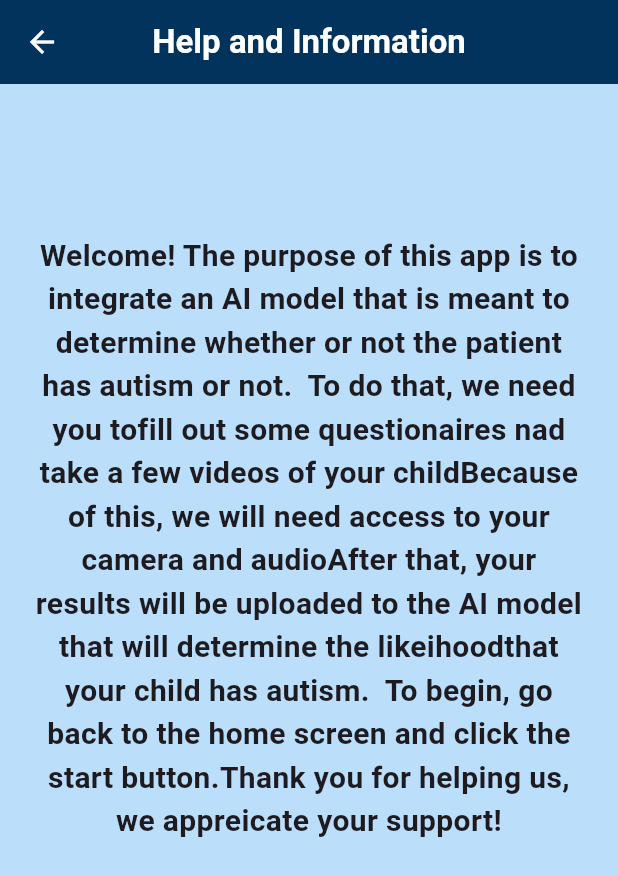
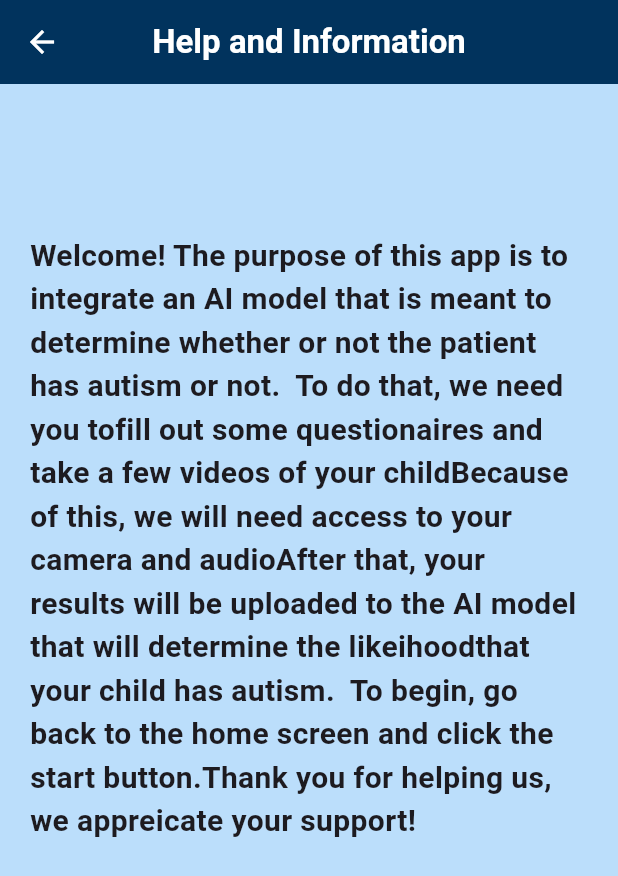
Before and after one commit to kevin200555/autism_ai_test, a Flutter app: the screen it shows after launch, after a tap on the "question mark" icon, on a phone screen of 412 x 824 dp. Shown: the top 876 px of the screen. Run offline on Flutter 3.47's test engine with Material 3 defaults, Android fonts, the phone set to English and light mode, and no system bars; our stand-ins replace camera, video_player, webview_flutter.

Commit message:
Ui changes

```diff
--- a/lib/data_gathering/questionaire_section.dart
+++ b/lib/data_gathering/questionaire_section.dart
@@ -53,7 +53,7 @@ class _GuidedQuestionaireState extends State<GuidedQuestionaire> {
         onPressed: nextSurvey,
         backgroundColor: const Color.fromARGB(255, 1, 51, 93),
         foregroundColor: Colors.white,
-        child: const Icon(Icons.navigate_next),
+        child: const Icon(Icons.arrow_forward_sharp),
       ),
     );
   }
--- a/lib/data_gathering/video_recording_section.dart
+++ b/lib/data_gathering/video_recording_section.dart
@@ -118,7 +118,7 @@ class _GuidedRecorderState extends State<GuidedVideoRecording> {
             child: Text(
               textAlign: TextAlign.center,
               'Instructions:',
-              style: const TextStyle(fontSize: 20, fontWeight: FontWeight.bold),
+              style: const TextStyle(fontSize: 32, fontWeight: FontWeight.bold, color: Colors.black),
             ),
           ),
           //Displays instructions, these are different across different surveys
@@ -127,7 +127,7 @@ class _GuidedRecorderState extends State<GuidedVideoRecording> {
             child: Text(
               textAlign: TextAlign.center,
               widget.instructions[currentStep],
-              style: const TextStyle(fontSize: 20),
+              style: const TextStyle(fontSize: 18, color: Colors.black),
             ),
           ),
           const SizedBox(height: 12),
@@ -197,7 +197,7 @@ class _GuidedRecorderState extends State<GuidedVideoRecording> {
                 onPressed: nextVideo,
                 backgroundColor: const Color.fromARGB(255, 1, 51, 93),
                 foregroundColor: Colors.white,
-                child: const Icon(Icons.navigate_next),
+                child: const Icon(Icons.arrow_forward_sharp),
               ),
             ],
           ),
--- a/lib/screens/help_screen.dart
+++ b/lib/screens/help_screen.dart
@@ -25,11 +25,11 @@ class HelpScreen extends StatelessWidget {
           Padding(
             padding: EdgeInsets.fromLTRB(20, 0, 20, 0),
             child: Text(
-              textAlign: TextAlign.center,
+              textAlign: TextAlign.left,
               //edit this string to change the instructions (I'm guessing this is bound to change)
               'Welcome! The purpose of this app is to integrate an AI model that is meant to '
               'determine whether or not the patient has autism or not.  To do that, we need you to'
-              'fill out some questionaires nad take a few videos of your child'
+              'fill out some questionaires and take a few videos of your child'
               'Because of this, we will need access to your camera and audio'
               'After that, your results will be uploaded to the AI model that will determine the likeihood'
               'that your child has autism.  To begin, go back to the home screen and click the start button.'
--- a/lib/screens/home_screen.dart
+++ b/lib/screens/home_screen.dart
@@ -74,7 +74,7 @@ class HomeScreen extends StatelessWidget {
             MaterialPageRoute(builder: (context) => HelpScreen()),
           );
         },
-        backgroundColor: const Color.fromARGB(255, 49, 162, 255),
+        backgroundColor: const Color.fromARGB(255, 95, 230, 64),
         foregroundColor: Colors.white,
         child: const Icon(Icons.question_mark),
       ),
--- a/lib/screens/video_player_screen.dart
+++ b/lib/screens/video_player_screen.dart
@@ -59,3 +59,4 @@ class _VideoPlayerScreenState extends State<VideoPlayerScreen> {
     );
   }
 }
+//EOF video_player_screen.dart
```
